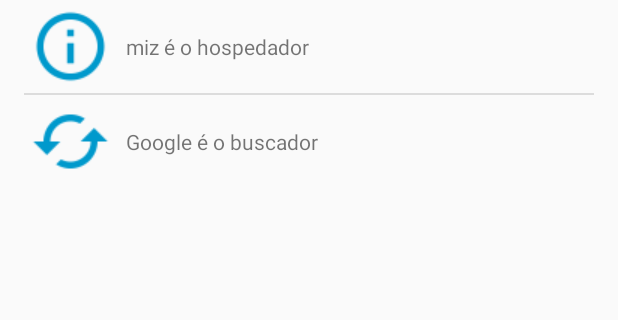
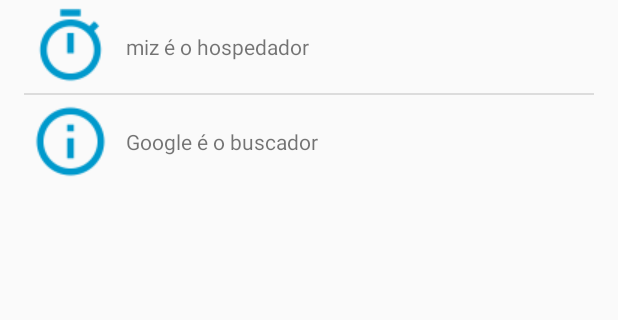
Before and after one commit to mizerablebr/RevistaDaSemana.com, an Android app: the screen it shows after launch (MainActivity), on a phone screen of 412 x 824 dp, the part 152-472 px from its top. Run offline under Robolectric (Android 15) with nearby library versions, the phone set to English and light mode, and no system bars.

Commit message:
Updated icons to show just two. One for Blog category and other for the other category.

```diff
--- a/app/src/main/java/com/rds/revistadasemanacom/PostDataAdapter.java
+++ b/app/src/main/java/com/rds/revistadasemanacom/PostDataAdapter.java
@@ -2,7 +2,6 @@ package com.rds.revistadasemanacom;
 
 import android.app.Activity;
 import android.content.Context;
-import android.graphics.drawable.Drawable;
 import android.util.Log;
 import android.view.LayoutInflater;
 import android.view.View;
@@ -90,13 +89,10 @@ public class PostDataAdapter extends BaseAdapter {
         int drawable = 0;
         switch (category) {
             case "Blog":
-                drawable = R.drawable.ic_info_outline_white_36dp;
-                break;
-            case "Nacionais":
-                drawable = R.drawable.ic_cached_white_36dp;
+                drawable = R.drawable.ic_timer_black_36dp;
                 break;
             default:
-                drawable = R.drawable.ic_cached_white_36dp;
+                drawable = R.drawable.ic_info_outline_white_36dp;
         }
         return drawable;
     }
```
Also changed, not shown: app/src/main/res/drawable/drawable-hdpi/ic_timer_black_36dp.png (added), app/src/main/res/drawable/drawable-mdpi/ic_timer_black_36dp.png (added), app/src/main/res/drawable/drawable-xhdpi/ic_timer_black_36dp.png (added), app/src/main/res/drawable/drawable-xxhdpi/ic_timer_black_36dp.png (added), app/src/main/res/drawable/drawable-xxxhdpi/ic_timer_black_36dp.png (added), app/src/main/res/drawable/ic_timer_black_36dp.png (added).
